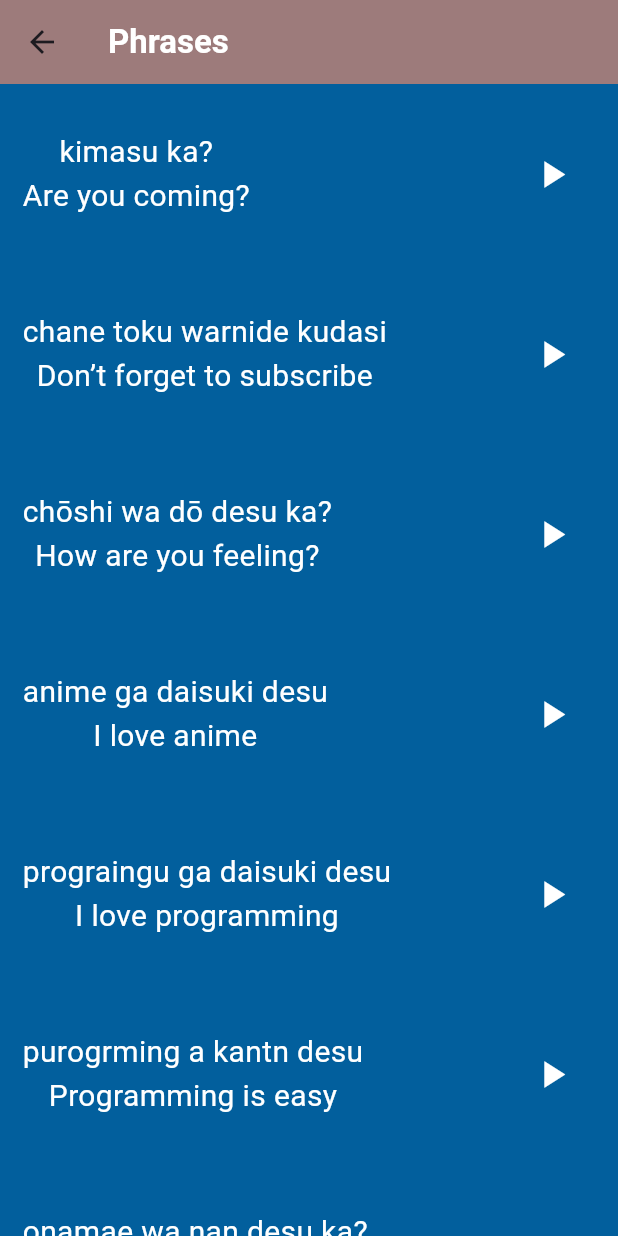
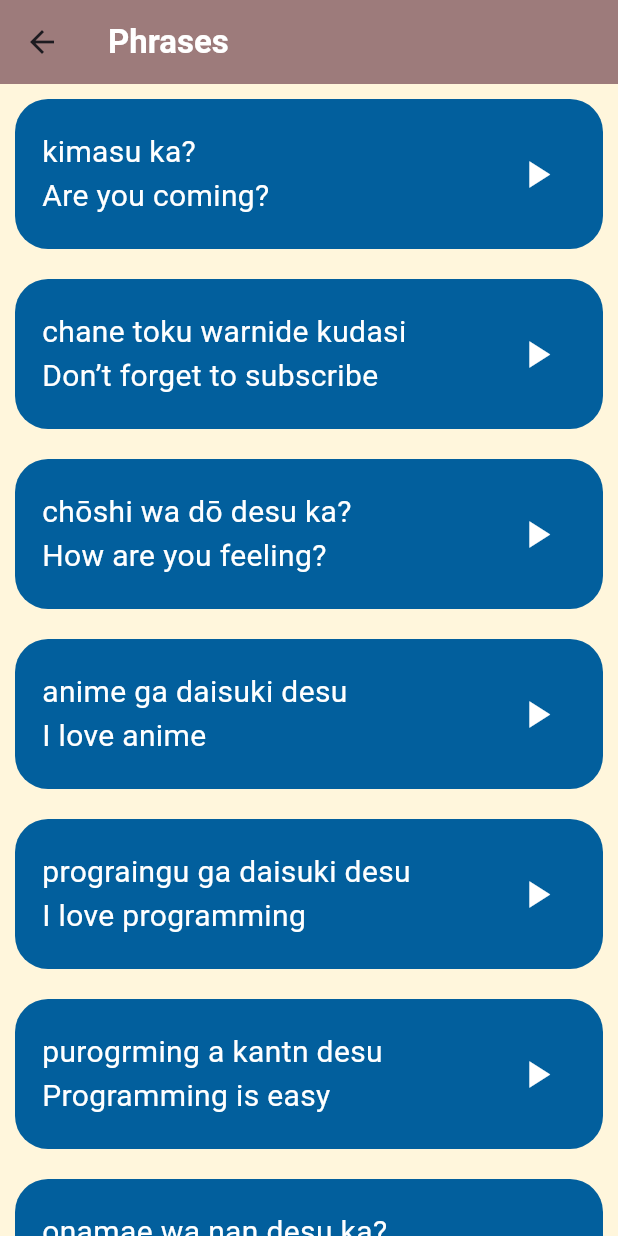
Before and after one commit to AhmedMostafa2029/Projects-Flutter, a Flutter app: the HomePage screen opened directly, after a tap on "Phrases", on a phone screen of 412 x 824 dp. Run offline on Flutter 3.47's test engine with Material 3 defaults, Android fonts, the phone set to English and light mode, and no system bars; our stand-ins replace audioplayers.

Commit message:
changes added

```diff
--- a/japlearn_app/lib/Pages/Phrases_page.dart
+++ b/japlearn_app/lib/Pages/Phrases_page.dart
@@ -65,7 +65,7 @@ class PhrasesPage extends StatelessWidget {
   @override
   Widget build(BuildContext context) {
     return Scaffold(
-      backgroundColor: Color(0xffFEF6DB),
+      backgroundColor: Color(0xffFFF6DC),
       appBar: AppBar(
         title: Text(
           'Phrases',
--- a/japlearn_app/lib/Widget/category_item.dart
+++ b/japlearn_app/lib/Widget/category_item.dart
@@ -10,17 +10,23 @@ class Category extends StatelessWidget {
   Widget build(BuildContext context) {
     return GestureDetector(
       onTap: onTap,
+      child: Padding(
+        padding: const EdgeInsets.symmetric(vertical: 10, horizontal: 18),
         child: Container(
+          decoration: BoxDecoration(
+            borderRadius: BorderRadius.circular(10),
+            color: color,
+          ),
           padding: EdgeInsets.only(left: 18),
           alignment: Alignment.centerLeft,
           height: 90,
-        width: double.infinity,
-        color: color,
+          width: 340,
           child: Text(
             '$text',
             style: TextStyle(color: Colors.white, fontSize: 30),
           ),
         ),
+      ),
     );
   }
 }
--- a/japlearn_app/lib/Widget/itemPhases.dart
+++ b/japlearn_app/lib/Widget/itemPhases.dart
@@ -9,15 +9,21 @@ class ItemPhases extends StatelessWidget {
   final Color color;
   @override
   Widget build(BuildContext context) {
-    return Container(
-      height: 120,
+    return Padding(
+      padding: const EdgeInsets.symmetric(horizontal: 10, vertical: 10),
+      child: Container(
+        decoration: BoxDecoration(
           color: color,
+          borderRadius: BorderRadius.circular(22),
+        ),
+        height: 100,
         child: Row(
           children: [
             Padding(
-            padding: const EdgeInsets.only(left: 15),
+              padding: const EdgeInsets.only(left: 18),
               child: Column(
                 mainAxisAlignment: MainAxisAlignment.center,
+                crossAxisAlignment: CrossAxisAlignment.start,
                 children: [
                   Text(
                     item.japnName,
@@ -38,11 +44,16 @@ class ItemPhases extends StatelessWidget {
                   final player = AudioPlayer();
                   player.play(AssetSource(item.sound));
                 },
-              icon: const Icon(Icons.play_arrow, color: Colors.white, size: 30),
+                icon: const Icon(
+                  Icons.play_arrow,
+                  color: Colors.white,
+                  size: 30,
+                ),
               ),
             ),
           ],
         ),
+      ),
     );
   }
 }
```
Also changed, not shown: japlearn_app/lib/Pages/start_page.dart (+4 -4 lines), japlearn_app/lib/Widget/Pages_item.dart (+18 -8 lines). Lines whose indentation alone changed are shown as unchanged.
